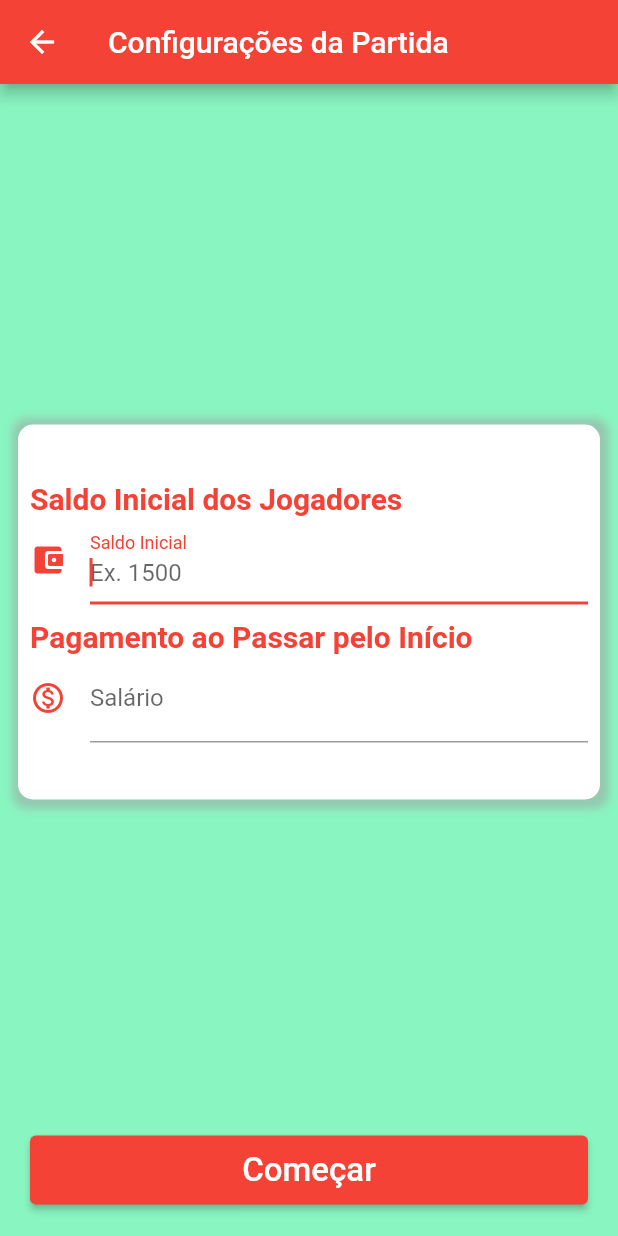
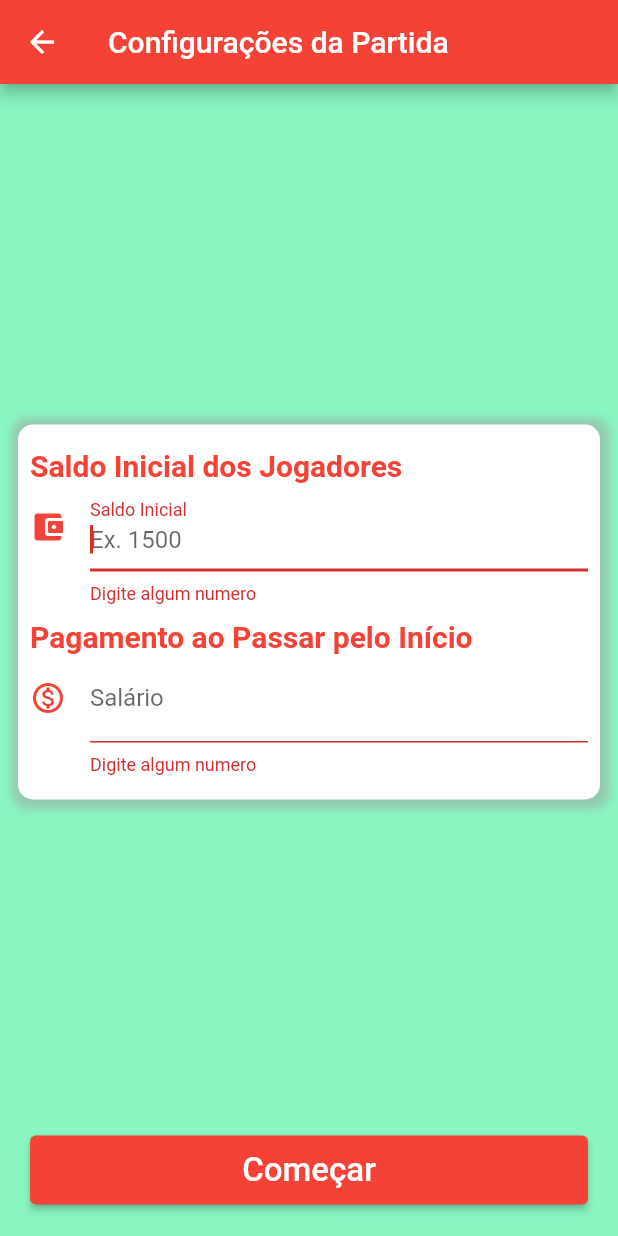
Before and after one commit to viniciusm49/monopoly-banco, a Flutter app: the ConfiguracaoPartida screen opened directly with empty values, after a tap on "Começar", on a phone screen of 412 x 824 dp. Run offline on Flutter 3.47's test engine with Material 2 defaults, Android fonts, the phone set to English and light mode, and no system bars; our stand-ins replace get, hive, hive_flutter; accounts and stored records are empty.

```diff
--- /dev/null
+++ b/monopoly/lib/configs/colorString.dart
@@ -0,0 +1,17 @@
+import 'package:flutter/material.dart';
+
+extension HexColor on Color {
+  /// Prefixes a hash sign if [leadingHashSign] is set to `true` (default is `true`).
+  String toHex({bool leadingHashSign = true}) => '${leadingHashSign ? '#' : ''}'
+      '${alpha.toRadixString(16).padLeft(2, '0')}'
+      '${red.toRadixString(16).padLeft(2, '0')}'
+      '${green.toRadixString(16).padLeft(2, '0')}'
+      '${blue.toRadixString(16).padLeft(2, '0')}';
+
+  static Color fromHex(String hexString) {
+    final buffer = StringBuffer();
+    if (hexString.length == 6 || hexString.length == 7) buffer.write('ff');
+    buffer.write(hexString.replaceFirst('#', ''));
+    return Color(int.parse(buffer.toString(), radix: 16));
+  }
+}
--- a/monopoly/lib/models/jogador.dart
+++ b/monopoly/lib/models/jogador.dart
@@ -1,10 +1,17 @@
 import 'package:flutter/material.dart';
+import 'package:hive/hive.dart';
 
+part 'jogador.g.dart';
+
+@HiveType(typeId: 2)
 class Jogador {
-  int id = 0;
+  @HiveField(0)
   String nome;
+  @HiveField(1)
   double saldo;
-  Color cor;
+  Color? cor;
+  @HiveField(2)
+  String colorHex = '';
 
-  Jogador(this.nome, this.saldo, this.cor);
+  Jogador(this.nome, this.saldo);
 }
--- a/monopoly/lib/models/jogo.dart
+++ b/monopoly/lib/models/jogo.dart
@@ -1,19 +1,19 @@
 import 'package:hive/hive.dart';
 import 'package:monopoly/models/jogador.dart';
 
-@HiveType(typeId: 0)
+part 'jogo.g.dart';
+
+@HiveType(typeId: 1)
 class Jogo extends HiveObject {
   @HiveField(0)
-  int id = 0;
+  String nomeJogo = '';
   @HiveField(1)
-  String nomeJogo = '';
+  List<Jogador> listaJogadores = [];
   @HiveField(2)
-  List<Jogador> listaJogadores = [];
+  double salario = 0;
   @HiveField(3)
-  double salario = 0;
+  double salarioInicial = 0;
   @HiveField(4)
-  double salarioInicial = 0;
-  @HiveField(5)
   List<String> historico = [];
 
   Jogo(this.nomeJogo, this.listaJogadores, this.salario, this.salarioInicial);
--- a/monopoly/lib/pages/configuracoesJogo.dart
+++ b/monopoly/lib/pages/configuracoesJogo.dart
@@ -125,29 +125,29 @@ class _ConfiguracaoPartidaState extends State<ConfiguracaoPartida> {
                 padding: const EdgeInsets.all(8.0),
                 child: ElevatedButton(
                     onPressed: () {
-                      // if (key.currentState!.validate()) {
-                      //   for (var ok in widget.listaFinal) {
-                      //     ok.saldo = double.parse(valorJogador.text);
-                      //   }
-                      //   repositorio.jogos.add(Jogo(
-                      //       widget.nomeJogo,
-                      //       widget.listaFinal,
-                      //       double.parse(valorSalario.text),
-                      //       double.parse(valorJogador.text)));
-                      //   int numeroJogo = repositorio.jogos.length - 1;
-                      //   Get.offAll(() => HomeJogo(
-                      //         indexJogo: numeroJogo,
-                      //       ));
-                      // } else {
-                      //   Get.rawSnackbar(
-                      //     duration: const Duration(seconds: 1),
-                      //     messageText: const Text(
-                      //       "Valores Invalidos",
-                      //       style: TextStyle(color: Colors.white),
-                      //     ),
-                      //   );
-                      // }
-                      print(repositorio.box.get('teste'));
+                      if (key.currentState!.validate()) {
+                        for (var ok in widget.listaFinal) {
+                          ok.saldo = double.parse(valorJogador.text);
+                        }
+                        repositorio.criarJogo(
+                            widget.nomeJogo,
+                            widget.listaFinal,
+                            double.parse(valorSalario.text),
+                            double.parse(valorJogador.text));
+                        int numeroJogo = repositorio.jogos.length - 1;
+
+                        Get.offAll(() => HomeJogo(
+                              indexJogo: numeroJogo,
+                            ));
+                      } else {
+                        Get.rawSnackbar(
+                          duration: const Duration(seconds: 1),
+                          messageText: const Text(
+                            "Valores Invalidos",
+                            style: TextStyle(color: Colors.white),
+                          ),
+                        );
+                      }
                     },
                     child: Row(
                       mainAxisAlignment: MainAxisAlignment.center,
--- a/monopoly/pubspec.yaml
+++ b/monopoly/pubspec.yaml
@@ -35,6 +35,7 @@ dependencies:
   hive: ^2.2.3
   hive_flutter: ^1.1.0
   path_provider: ^2.0.11
+  hive_generator: ^1.1.3
 
   # The following adds the Cupertino Icons font to your application.
   # Use with the CupertinoIcons class for iOS style icons.
```
Also changed, not shown: monopoly/lib/pages/InicioEscolha.dart (+27 -0 lines), monopoly/lib/pages/cadastroJogo.dart (+10 -5 lines), monopoly/lib/pages/carregarJogos.dart (+66 -0 lines), monopoly/lib/repositorio/jogadoresRepository.dart (+31 -16 lines), monopoly/lib/models/jogador.g.dart (added), monopoly/lib/models/jogo.g.dart (added), monopoly/pubspec.lock.
